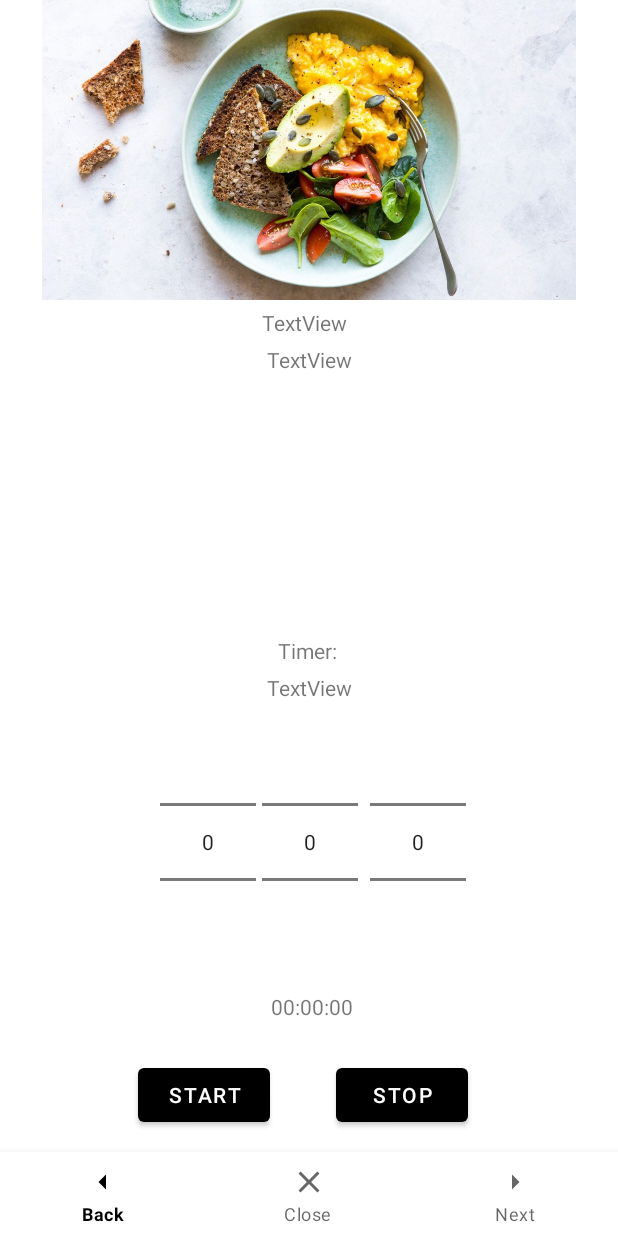
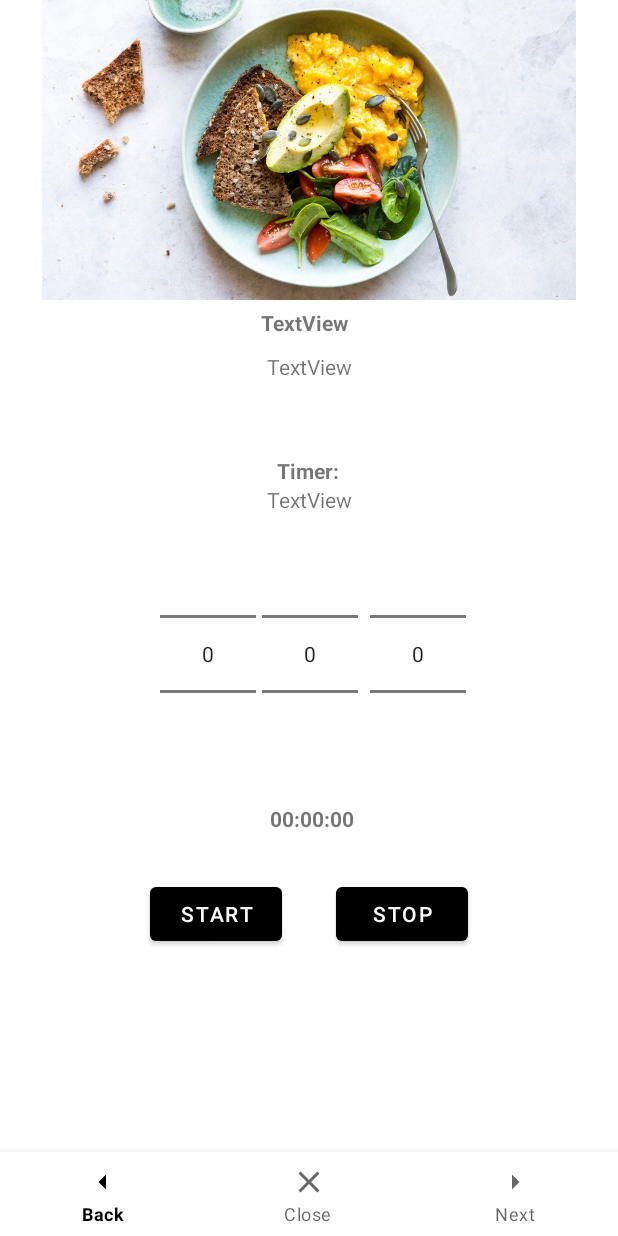
Before and after one commit to TJJ101/21-Le-Chef, an Android app: the layout activity_steps.xml on its own in the app's theme, with its tools: preview values and no code run, on a phone screen of 412 x 824 dp. Run offline under Robolectric (Android 15) with nearby library versions, the phone set to English and light mode, and no system bars.

Commit message:
More responsive steps page

```diff
--- a/app/src/main/res/layout/activity_steps.xml
+++ b/app/src/main/res/layout/activity_steps.xml
@@ -5,16 +5,31 @@
     android:layout_width="match_parent"
     android:layout_height="match_parent">
 
+    <ScrollView
+        android:layout_width="match_parent"
+        android:layout_height="0dp"
+        app:layout_constraintEnd_toEndOf="parent"
+        app:layout_constraintHorizontal_bias="0.0"
+        app:layout_constraintStart_toStartOf="parent"
+        app:layout_constraintTop_toTopOf="parent">
+
+        <androidx.constraintlayout.widget.ConstraintLayout
+            android:layout_width="match_parent"
+            android:layout_height="match_parent">
+
+
             <TextView
                 android:id="@+id/textView10"
                 android:layout_width="wrap_content"
                 android:layout_height="wrap_content"
-        android:layout_marginBottom="5dp"
+                android:layout_marginTop="50dp"
                 android:text="Timer:"
+                android:textStyle="bold"
                 app:layout_constraintBottom_toTopOf="@+id/reccomendedTime"
                 app:layout_constraintEnd_toEndOf="parent"
                 app:layout_constraintHorizontal_bias="0.498"
-        app:layout_constraintStart_toStartOf="parent" />
+                app:layout_constraintStart_toStartOf="parent"
+                app:layout_constraintTop_toBottomOf="@+id/stepDesTxt" />
 
             <NumberPicker
                 android:id="@+id/minutePicker"
@@ -48,8 +63,9 @@
                 android:id="@+id/timerTxt"
                 android:layout_width="wrap_content"
                 android:layout_height="wrap_content"
-        android:layout_marginBottom="25dp"
+                android:layout_marginBottom="30dp"
                 android:text="00:00:00"
+                android:textStyle="bold"
                 app:layout_constraintBottom_toTopOf="@+id/stepsStartBtn"
                 app:layout_constraintEnd_toEndOf="parent"
                 app:layout_constraintHorizontal_bias="0.505"
@@ -59,8 +75,8 @@
                 android:id="@+id/stepsStartBtn"
                 android:layout_width="wrap_content"
                 android:layout_height="wrap_content"
-        android:layout_marginStart="92dp"
-        android:layout_marginBottom="70dp"
+                android:layout_marginStart="100dp"
+                android:layout_marginBottom="110dp"
                 android:text="Start"
                 app:layout_constraintBottom_toBottomOf="parent"
                 app:layout_constraintStart_toStartOf="parent" />
@@ -70,10 +86,11 @@
                 android:layout_width="wrap_content"
                 android:layout_height="wrap_content"
                 android:layout_marginEnd="100dp"
-        android:layout_marginBottom="70dp"
+                android:layout_marginBottom="110dp"
                 android:text="Stop"
                 app:layout_constraintBottom_toBottomOf="parent"
-        app:layout_constraintEnd_toEndOf="parent" />
+                app:layout_constraintEnd_toEndOf="parent"
+                app:layout_constraintTop_toTopOf="@+id/stepsStartBtn" />
 
             <TextView
                 android:id="@+id/stepNumTxt"
@@ -81,40 +98,26 @@
                 android:layout_height="wrap_content"
                 android:layout_marginTop="5dp"
                 android:text="TextView"
+                android:textStyle="bold"
                 app:layout_constraintEnd_toEndOf="parent"
                 app:layout_constraintHorizontal_bias="0.492"
                 app:layout_constraintStart_toStartOf="parent"
                 app:layout_constraintTop_toBottomOf="@+id/stepsImgView" />
 
-    <ScrollView
-        android:layout_width="0dp"
-        android:layout_height="0dp"
-        android:layout_marginStart="15dp"
-        android:layout_marginTop="5dp"
-        android:layout_marginEnd="15dp"
-        android:layout_marginBottom="5dp"
-        app:layout_constraintBottom_toTopOf="@+id/textView10"
-        app:layout_constraintEnd_toEndOf="parent"
-        app:layout_constraintHorizontal_bias="1.0"
-        app:layout_constraintStart_toStartOf="parent"
-        app:layout_constraintTop_toBottomOf="@+id/stepNumTxt"
-        app:layout_constraintVertical_bias="0.0">
-
-        <androidx.constraintlayout.widget.ConstraintLayout
-            android:layout_width="match_parent"
-            android:layout_height="match_parent">
-
             <TextView
                 android:id="@+id/stepDesTxt"
                 android:layout_width="wrap_content"
                 android:layout_height="wrap_content"
+                android:layout_marginStart="5dp"
+                android:layout_marginTop="10dp"
+                android:layout_marginEnd="5dp"
+                android:paddingLeft="10dp"
+                android:paddingRight="10dp"
                 android:text="TextView"
                 android:textAlignment="center"
                 app:layout_constraintEnd_toEndOf="parent"
                 app:layout_constraintStart_toStartOf="parent"
-                app:layout_constraintTop_toTopOf="parent" />
-        </androidx.constraintlayout.widget.ConstraintLayout>
-    </ScrollView>
+                app:layout_constraintTop_toBottomOf="@+id/stepNumTxt" />
 
             <ImageView
                 android:id="@+id/stepsImgView"
@@ -125,16 +128,6 @@
                 app:layout_constraintStart_toStartOf="parent"
                 app:layout_constraintTop_toTopOf="parent"
                 app:srcCompat="@drawable/food" />
-
-    <com.google.android.material.bottomnavigation.BottomNavigationView
-        android:id="@+id/steps_bottom_navigation"
-        android:layout_width="match_parent"
-        android:layout_height="wrap_content"
-        android:layout_alignParentBottom="true"
-        app:layout_constraintBottom_toBottomOf="parent"
-        app:layout_constraintEnd_toEndOf="parent"
-        app:layout_constraintStart_toStartOf="parent"
-        app:menu="@menu/steps_bottom_navigation" />
 
             <TextView
                 android:id="@+id/reccomendedTime"
@@ -147,3 +140,15 @@
                 app:layout_constraintStart_toStartOf="parent" />
 
         </androidx.constraintlayout.widget.ConstraintLayout>
+    </ScrollView>
+
+    <com.google.android.material.bottomnavigation.BottomNavigationView
+        android:id="@+id/steps_bottom_navigation"
+        android:layout_width="match_parent"
+        android:layout_height="wrap_content"
+        android:layout_alignParentBottom="true"
+        app:layout_constraintBottom_toBottomOf="parent"
+        app:layout_constraintEnd_toEndOf="parent"
+        app:layout_constraintStart_toStartOf="parent"
+        app:menu="@menu/steps_bottom_navigation" />
+</androidx.constraintlayout.widget.ConstraintLayout>
```
Lines whose indentation alone changed are shown as unchanged.
